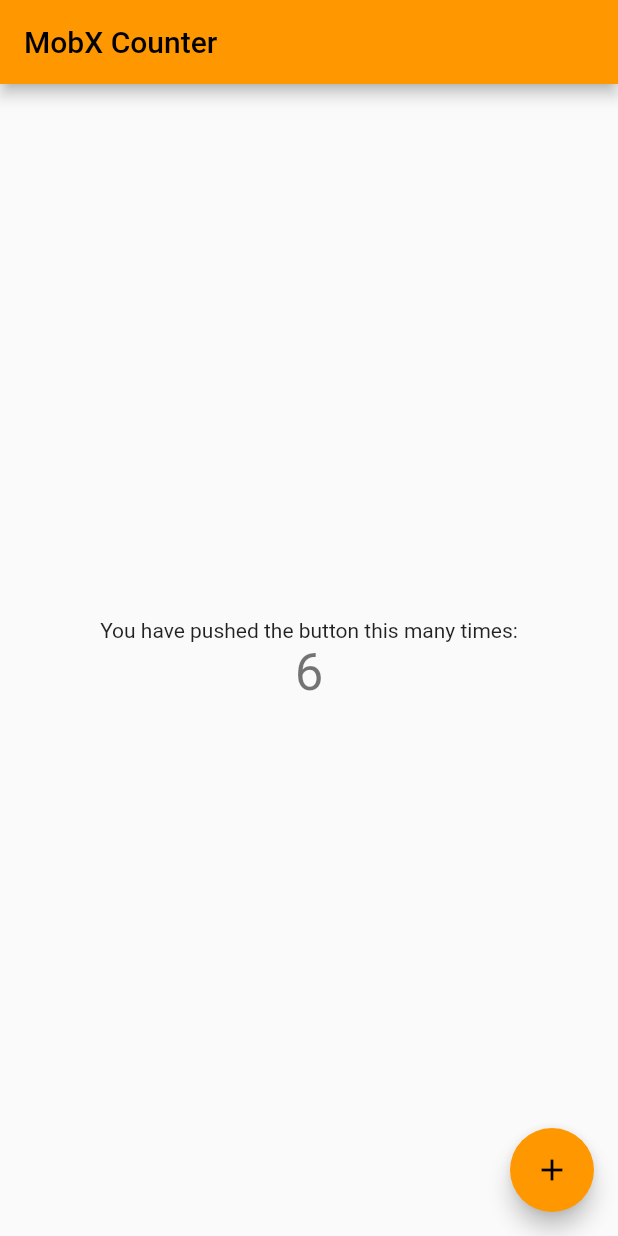
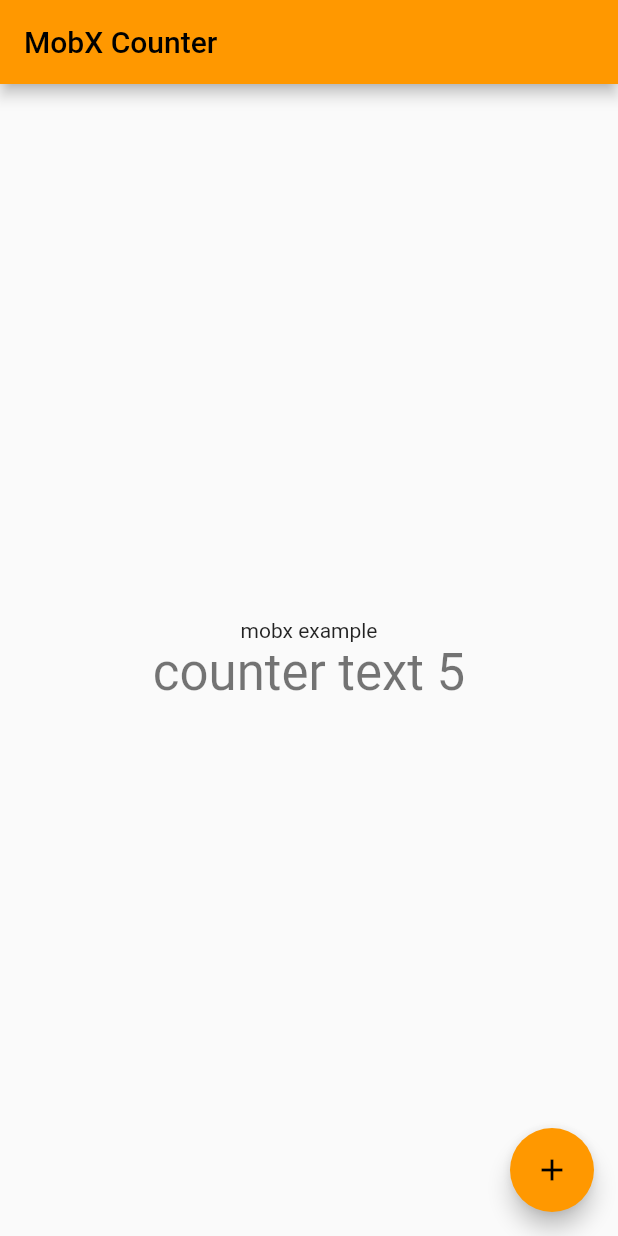
Before and after one commit to harrypunk/learn_flutter, a Flutter app: the screen it shows after launch, after a tap on the "add" icon, on a phone screen of 412 x 824 dp. Run offline on Flutter 3.47's test engine with Material 2 defaults, Android fonts, the light colour scheme and no system bars; our stand-ins replace flutter_mobx, mobx; generated files the repository leaves out were written again.

Commit message:
Extract counter text widget

```diff
--- a/lib/counter.dart
+++ b/lib/counter.dart
@@ -9,7 +9,7 @@
   int value = 3;
 
   @action
-  void increment(){
-    value = value * 2;
+  void increment() {
+    value += 2;
   }
 }
--- /dev/null
+++ b/lib/counter_text.dart
@@ -0,0 +1,15 @@
+import 'package:flutter/material.dart';
+
+class CounterText extends StatelessWidget {
+  const CounterText({Key? key, required this.num}) : super(key: key);
+
+  final int num;
+
+  @override
+  Widget build(BuildContext context) {
+    return Text(
+      'counter text $num',
+      style: Theme.of(context).textTheme.headline4,
+    );
+  }
+}
--- a/lib/main.dart
+++ b/lib/main.dart
@@ -3,6 +3,7 @@
 import 'package:provider/provider.dart';
 
 import 'counter.dart'; // Import the Counter
+import 'counter_text.dart';
 
 void main() => runApp(const MyApp());
 
@@ -39,14 +40,10 @@
           mainAxisAlignment: MainAxisAlignment.center,
           children: <Widget>[
             const Text(
-              'You have pushed the button this many times:',
+              'mobx example',
             ),
-            // Wrapping in the Observer will automatically re-render on changes to counter.value
             Observer(
-              builder: (_) => Text(
-                '${counter.value}',
-                style: Theme.of(context).textTheme.headline4,
-              ),
+              builder: (_) => CounterText(num: counter.value),
             ),
           ],
         ),
--- a/pubspec.yaml
+++ b/pubspec.yaml
@@ -60,8 +60,6 @@
   # included with your application, so that you can use the icons in
   # the material Icons class.
   uses-material-design: true
-  assets:
-    - images/lake.jpg
 
   # To add assets to your application, add an assets section, like this:
   # assets:
```
